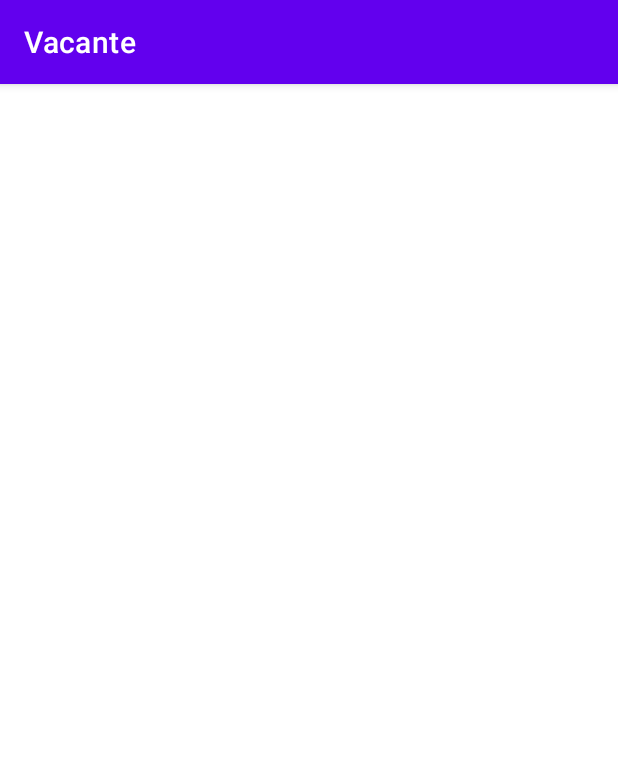
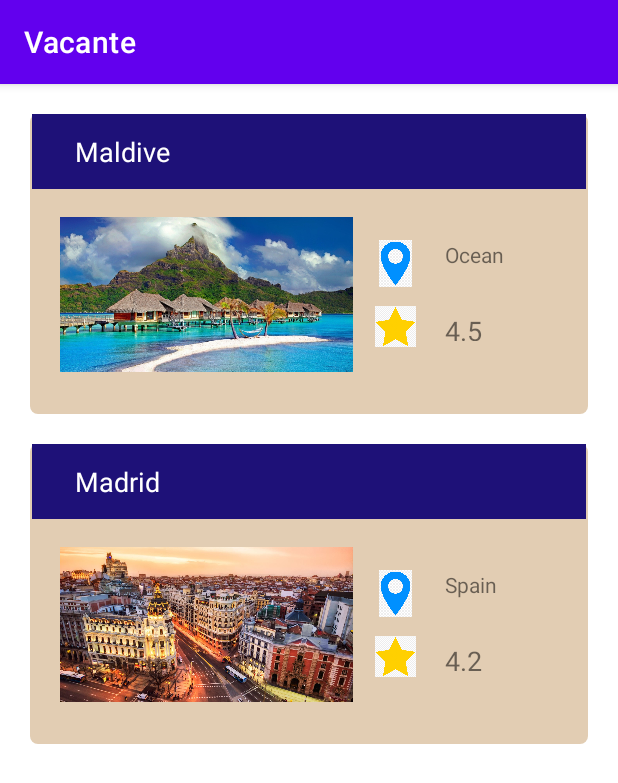
Before and after one commit to dariahazaparu/Vacante, an Android app: the screen it shows after launch (MainActivity), on a phone screen of 412 x 824 dp. Shown: the top 783 px of the screen. Run offline under Robolectric (Android 15) with nearby library versions, the light colour scheme and no system bars.

Commit message:
recycler view with destination models

```diff
--- /dev/null
+++ b/app/src/main/java/com/example/vacante/CustomAdapter.java
@@ -0,0 +1,76 @@
+package com.example.vacante;
+
+import android.view.LayoutInflater;
+import android.view.View;
+import android.view.ViewGroup;
+import android.widget.ImageView;
+import android.widget.TextView;
+
+import androidx.annotation.NonNull;
+import androidx.constraintlayout.widget.ConstraintLayout;
+import androidx.core.content.ContextCompat;
+import androidx.recyclerview.widget.RecyclerView;
+
+import java.util.List;
+import java.util.Locale;
+
+public class CustomAdapter extends RecyclerView.Adapter<CustomAdapter.DestinationHolder> {
+
+    private List<Destination> localDataSet;
+
+    public static OnItemClickListener itemClickListener;
+
+    public CustomAdapter(List<Destination> localDataSet, OnItemClickListener onItemClickListener) {
+        this.localDataSet = localDataSet;
+        itemClickListener = onItemClickListener;
+    }
+
+    @NonNull
+    @Override
+    public DestinationHolder onCreateViewHolder(@NonNull ViewGroup parent, int viewType) {
+        View view = LayoutInflater.from(parent.getContext()).inflate(R.layout.destination, parent, false);
+        return new DestinationHolder(view);
+    }
+
+    @Override
+    public void onBindViewHolder(@NonNull DestinationHolder holder, int position) {
+        holder.bind(localDataSet.get(position));
+    }
+
+    @Override
+    public int getItemCount() {
+        return localDataSet.size();
+    }
+
+    public static class DestinationHolder extends RecyclerView.ViewHolder {
+        private final TextView Name;
+        private final TextView Location;
+        private final TextView Review;
+        private final ImageView destImage;
+
+        private final ConstraintLayout layout;
+
+        public DestinationHolder(@NonNull View itemView) {
+            super(itemView);
+
+            Name = itemView.findViewById(R.id.dest_title);
+            Location = itemView.findViewById(R.id.location);
+            Review = itemView.findViewById(R.id.review);
+            destImage = itemView.findViewById(R.id.iv_picture);
+            layout = itemView.findViewById(R.id.container);
+        }
+
+        public void bind(Destination item) {
+            Name.setText(item.getName());
+            Location.setText(item.getLocation());
+            Review.setText(item.getReview().toString());
+            destImage.setImageDrawable(ContextCompat.getDrawable(destImage.getContext(), item.getImageId()));
+            layout.setOnClickListener(new View.OnClickListener() {
+                @Override
+                public void onClick(View v) {
+                    itemClickListener.onItemClick(item);
+                }
+            });
+        }
+    }
+}
--- /dev/null
+++ b/app/src/main/java/com/example/vacante/Destination.java
@@ -0,0 +1,82 @@
+package com.example.vacante;
+
+import android.os.Parcel;
+import android.os.Parcelable;
+
+public class Destination implements Parcelable {
+
+    private String Name;
+    private String Location;
+    private Float Review;
+    private Integer ImageId;
+
+    public Destination(String name, String location, Float review, Integer imageId) {
+        Name = name;
+        Location = location;
+        Review = review;
+        ImageId = imageId;
+    }
+
+    public String getName() {
+        return Name;
+    }
+
+    public void setName(String name) {
+        Name = name;
+    }
+
+    public String getLocation() {
+        return Location;
+    }
+
+    public void setLocation(String location) {
+        Location = location;
+    }
+
+    public Float getReview() {
+        return Review;
+    }
+
+    public void setReview(Float review) {
+        Review = review;
+    }
+
+    public Integer getImageId() {
+        return ImageId;
+    }
+
+    public void setImageId(Integer imageId) {
+        ImageId = imageId;
+    }
+
+    @Override
+    public int describeContents() {
+        return 0;
+    }
+
+    @Override
+    public void writeToParcel(Parcel dest, int flags) {
+        dest.writeStringArray(new String[] {this.Name, this.Location, this.Review.toString(), this.ImageId.toString()});
+    }
+
+    public static final Parcelable.Creator CREATOR = new Parcelable.Creator() {
+        public Destination createFromParcel(Parcel in) {
+            return new Destination(in);
+        }
+
+        public Destination[] newArray(int size) {
+            return new Destination[size];
+        }
+    };
+
+    public Destination(Parcel in) {
+        String[] data = new String[4];
+
+        in.readStringArray(data);
+        // the order needs to be the same as in writeToParcel() method
+        this.Name = data[0];
+        this.Location = data[1];
+        this.Review = Float.valueOf(data[2]);
+        this.ImageId = Integer.valueOf(data[3]);
+    }
+}
--- /dev/null
+++ b/app/src/main/java/com/example/vacante/DestinationFragment.java
@@ -0,0 +1,72 @@
+package com.example.vacante;
+
+import android.os.Bundle;
+import android.view.View;
+import android.view.ViewGroup;
+import android.widget.AdapterView;
+
+import androidx.annotation.NonNull;
+import androidx.annotation.Nullable;
+import androidx.fragment.app.Fragment;
+import androidx.fragment.app.FragmentManager;
+import androidx.fragment.app.FragmentTransaction;
+import androidx.recyclerview.widget.RecyclerView;
+
+import java.util.ArrayList;
+import java.util.List;
+
+public class DestinationFragment extends Fragment implements OnItemClickListener  {
+
+    private String DEST_NAME = "name";
+    private String DEST = "dest";
+
+    public static List<Destination> destList = new ArrayList<>();
+
+    public DestinationFragment() {
+        super(R.layout.dest_fragment);
+    }
+
+    @Override
+    public void onViewCreated(@NonNull View view, @Nullable Bundle savedInstanceState) {
+        super.onViewCreated(view, savedInstanceState);
+        initiatize();
+        ViewGroup viewGroup = (ViewGroup) view;
+        int x = viewGroup.getChildCount();
+        CustomAdapter adapter = new CustomAdapter(destList, this);
+        RecyclerView rv = view.findViewById(R.id.recyclerView);
+        rv.setAdapter(adapter);
+    }
+
+    private void initiatize() {
+        destList.add(new Destination(
+                "Maldive",
+                "Ocean",
+                4.5F,
+                R.drawable.maldive
+        ));
+        destList.add( new Destination(
+                "Madrid",
+                "Spain",
+                4.2F,
+                R.drawable.madrid
+        ));
+    }
+
+
+    @Override
+    public void onItemClick(Destination item) {
+        Bundle bundle = new Bundle();
+        bundle.putString(DEST_NAME, item.getName());
+        bundle.putParcelable(DEST, item);
+
+        FragmentManager fragmentManager = getActivity().getSupportFragmentManager();
+        FragmentTransaction fragmentTransaction = fragmentManager.beginTransaction();
+//
+//        SecondFragment secondFragment = new SecondFragment();
+//        secondFragment.setArguments(bundle);
+//        fragmentTransaction.replace(R.id.fragment_container, secondFragment)
+//                .addToBackStack(null);
+
+        fragmentTransaction.commit();
+    }
+}
--- a/app/src/main/java/com/example/vacante/MainActivity.java
+++ b/app/src/main/java/com/example/vacante/MainActivity.java
@@ -4,18 +4,21 @@ import androidx.appcompat.app.AppCompatActivity;
 
 import android.os.Bundle;
 
+import androidx.annotation.Nullable;
+
 public class MainActivity extends AppCompatActivity {
 
     @Override
-    protected void onCreate(Bundle savedInstanceState) {
+    protected void onCreate(@Nullable Bundle savedInstanceState) {
         super.onCreate(savedInstanceState);
+
         setContentView(R.layout.activity_main);
 
-        //if (savedInstanceState == null ) {
+        if(savedInstanceState == null) {
             getSupportFragmentManager().beginTransaction()
-                    .setReorderingAllowed( true )
-                    .add(R.id.navbar, NavBar.class, null )
+                    .setReorderingAllowed(true)
+                    .add(R.id.dest_fragment_container, DestinationFragment.class, null)
                     .commit();
-        //}
+        }
     }
 }
--- /dev/null
+++ b/app/src/main/java/com/example/vacante/OnItemClickListener.java
@@ -0,0 +1,5 @@
+package com.example.vacante;
+
+public interface OnItemClickListener {
+    void onItemClick(Destination item);
+}
--- /dev/null
+++ b/app/src/main/res/drawable/bg_destination.xml
@@ -0,0 +1,24 @@
+<?xml version="1.0" encoding="utf-8"?>
+<shape xmlns:android="http://schemas.android.com/apk/res/android"
+    android:shape="rectangle">
+
+    <!--    <gradient-->
+    <!--        android:startColor="@color/purple_200"-->
+    <!--        android:endColor="@color/teal_200"-->
+    <!--        android:angle="45"-->
+    <!--        />-->
+
+    <solid
+        android:color="@color/yellow"/>
+
+    <corners
+        android:radius="5dp"/>
+
+<!--    <stroke-->
+<!--        android:width="1dp"-->
+<!--        android:color="@color/black" />-->
+
+    <!--    <padding-->
+    <!--        android:left="10dp"/>-->
+
+</shape>
--- /dev/null
+++ b/app/src/main/res/drawable/bg_top.xml
@@ -0,0 +1,9 @@
+<?xml version="1.0" encoding="utf-8"?>
+<shape xmlns:android="http://schemas.android.com/apk/res/android">
+    android:shape="rectangle">
+    <solid
+        android:color="@color/blue2"
+        />
+    <size android:height="40dp"/>
+
+</shape>
--- a/app/src/main/res/layout/activity_main.xml
+++ b/app/src/main/res/layout/activity_main.xml
@@ -1,31 +1,11 @@
 <?xml version="1.0" encoding="utf-8"?>
-<LinearLayout
-    xmlns:android="http://schemas.android.com/apk/res/android"
-    xmlns:tools="http://schemas.android.com/tools"
+<LinearLayout xmlns:android="http://schemas.android.com/apk/res/android"
     android:layout_width="match_parent"
-    android:layout_height="match_parent"
-    tools:context=".MainActivity">
-
-<!--    <TextView-->
-<!--        android:layout_width="wrap_content"-->
-<!--        android:layout_height="wrap_content"-->
-<!--        android:text="Hello World!"-->
-<!--        app:layout_constraintBottom_toBottomOf="parent"-->
-<!--        app:layout_constraintEnd_toEndOf="parent"-->
-<!--        app:layout_constraintStart_toStartOf="parent"-->
-<!--        app:layout_constraintTop_toTopOf="parent" />-->
-
-    <TextView
-        android:id="@+id/textView"
-        android:layout_width="wrap_content"
-        android:layout_height="wrap_content"
-        android:layout_weight="1"
-        android:text="@string/textview" />
+    android:layout_height="match_parent">
 
     <androidx.fragment.app.FragmentContainerView
-        android:id="@+id/navbar"
+        android:id="@+id/dest_fragment_container"
         android:layout_width="match_parent"
-        android:layout_height="match_parent"
-        android:name="com.example.vacante.NavBar"
-        />
+        android:layout_height="match_parent"/>
+
 </LinearLayout>
--- /dev/null
+++ b/app/src/main/res/layout/dest_fragment.xml
@@ -0,0 +1,13 @@
+<?xml version="1.0" encoding="utf-8"?>
+<androidx.constraintlayout.widget.ConstraintLayout xmlns:android="http://schemas.android.com/apk/res/android"
+    android:layout_width="match_parent"
+    android:layout_height="match_parent"
+    xmlns:app="http://schemas.android.com/apk/res-auto">
+
+    <androidx.recyclerview.widget.RecyclerView
+        android:id="@+id/recyclerView"
+        android:layout_width="match_parent"
+        android:layout_height="match_parent"
+        app:layoutManager="androidx.recyclerview.widget.LinearLayoutManager"/>
+
+</androidx.constraintlayout.widget.ConstraintLayout>
--- /dev/null
+++ b/app/src/main/res/layout/destination.xml
@@ -0,0 +1,104 @@
+<?xml version="1.0" encoding="utf-8"?>
+<androidx.constraintlayout.widget.ConstraintLayout
+    xmlns:android="http://schemas.android.com/apk/res/android"
+    android:id="@+id/container"
+    android:layout_width="match_parent"
+    android:layout_height="200dp"
+    xmlns:app="http://schemas.android.com/apk/res-auto"
+    xmlns:tools="http://schemas.android.com/tools"
+    android:background="@drawable/bg_destination"
+    android:layout_marginStart="20dp"
+    android:layout_marginTop="20dp"
+    android:layout_marginEnd="20dp">
+
+    <ImageView
+        android:id="@+id/top"
+        android:layout_width="369dp"
+
+        android:layout_height="50dp"
+        android:background="@drawable/bg_top"
+        app:layout_constraintBottom_toBottomOf="parent"
+        app:layout_constraintEnd_toEndOf="parent"
+        app:layout_constraintStart_toStartOf="@+id/container"
+        app:layout_constraintTop_toTopOf="@+id/container"
+        app:layout_constraintVertical_bias="0.0" />
+
+    <ImageView
+        android:id="@+id/iv_picture"
+        android:layout_width="195dp"
+        android:layout_height="103dp"
+        android:layout_marginStart="20dp"
+        android:layout_marginTop="40dp"
+
+        android:scaleType="centerCrop"
+        android:src="@drawable/maldive"
+        android:background="@android:color/transparent"
+        app:layout_constraintBottom_toBottomOf="parent"
+        app:layout_constraintStart_toStartOf="parent"
+        app:layout_constraintTop_toTopOf="parent" />
+
+    <ImageView
+        android:id="@+id/loc"
+        android:layout_width="27dp"
+        android:layout_height="31dp"
+        android:layout_marginStart="10dp"
+        android:layout_marginEnd="10dp"
+        android:src="@drawable/locationicon"
+        app:layout_constraintBottom_toBottomOf="@+id/location"
+        app:layout_constraintEnd_toStartOf="@+id/location"
+        app:layout_constraintStart_toEndOf="@+id/iv_picture"
+        app:layout_constraintTop_toTopOf="@+id/location" />
+
+    <ImageView
+        android:id="@+id/star"
+        android:layout_width="27dp"
+        android:layout_height="31dp"
+        android:src="@drawable/staricon"
+        app:layout_constraintBottom_toBottomOf="@+id/review"
+        app:layout_constraintEnd_toEndOf="@+id/loc"
+        app:layout_constraintStart_toStartOf="@+id/loc"
+        app:layout_constraintTop_toTopOf="@+id/review" />
+
+    <TextView
+        android:id="@+id/dest_title"
+        android:layout_width="wrap_content"
+        android:layout_height="wrap_content"
+        android:layout_marginStart="10dp"
+        android:layout_marginTop="15dp"
+        android:layout_marginBottom="15dp"
+        android:textColor="@color/white"
+        android:textSize="18sp"
+
+        app:layout_constraintBottom_toBottomOf="@+id/top"
+        app:layout_constraintStart_toStartOf="@+id/iv_picture"
+        app:layout_constraintTop_toTopOf="parent"
+
+        tools:text="destinatie" />
+
+    <TextView
+        android:id="@+id/location"
+        android:layout_width="86dp"
+        android:layout_height="42dp"
+
+        android:layout_marginTop="10dp"
+        android:layout_marginEnd="10dp"
+        android:padding="5dp"
+        app:layout_constraintEnd_toEndOf="parent"
+        app:layout_constraintStart_toEndOf="@+id/loc"
+        app:layout_constraintTop_toTopOf="@+id/iv_picture"
+        tools:text="ocean" />
+
+    <TextView
+        android:id="@+id/review"
+        android:layout_width="86dp"
+        android:layout_height="30dp"
+        android:layout_marginBottom="10dp"
+        android:padding="5dp"
+        android:textSize="18sp"
+        app:layout_constraintBottom_toBottomOf="@+id/iv_picture"
+        app:layout_constraintEnd_toEndOf="@+id/location"
+        app:layout_constraintStart_toStartOf="@+id/location"
+        app:layout_constraintTop_toBottomOf="@+id/location"
+        tools:text="5" />
+
+</androidx.constraintlayout.widget.ConstraintLayout>
--- a/app/src/main/res/values/colors.xml
+++ b/app/src/main/res/values/colors.xml
@@ -7,4 +7,7 @@
     <color name="teal_700">#FF018786</color>
     <color name="black">#FF000000</color>
     <color name="white">#FFFFFFFF</color>
+    <color name="blue1">#78A1DF</color>
+    <color name="blue2">#1E1178</color>
+    <color name="yellow">#E2CDB3</color>
 </resources>
```
Also changed, not shown: app/src/main/res/drawable/locationicon.png (added), app/src/main/res/drawable/madrid.jpg (added), app/src/main/res/drawable/maldive.jpg (added), app/src/main/res/drawable/staricon.png (added).
